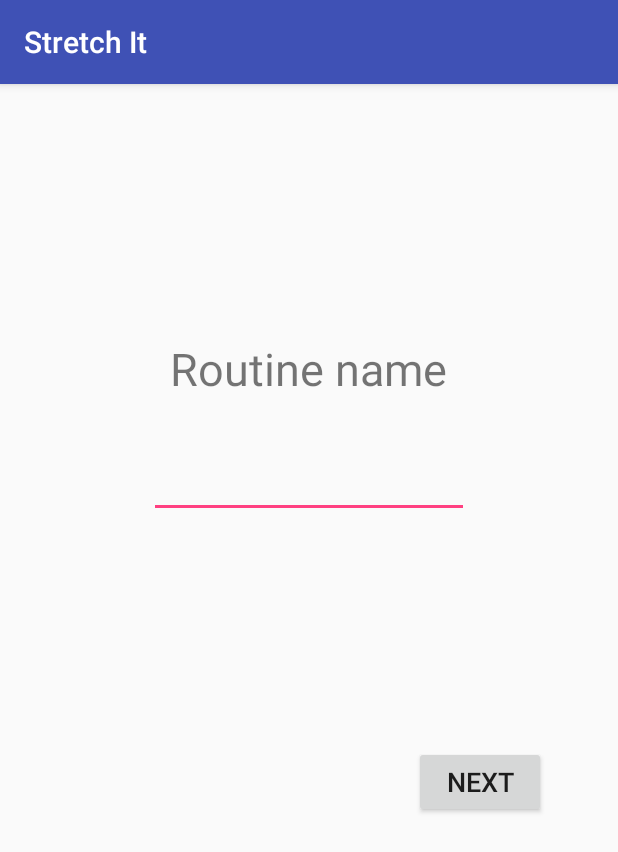
After one commit to kevinxchan/StretchIt, an Android app: the RoutineNameActivity screen opened directly, with no data from a screen before it, on a phone screen of 412 x 824 dp. The commit adds this screen. Shown: the top 852 px of the screen. Run offline under Robolectric (Android 15) with nearby library versions, the phone set to English and light mode, and no system bars; 1 statement that could not run was skipped.

Commit message:
refactoring ui

```diff
--- a/app/src/main/AndroidManifest.xml
+++ b/app/src/main/AndroidManifest.xml
@@ -26,7 +26,9 @@
         </activity>
         <activity android:name=".RoutinesActivity">
         </activity>
-        <activity android:name=".AddExercisesActivity">
+        <activity
+                android:name=".AddExercisesActivity"
+                android:windowSoftInputMode="adjustPan">
         </activity>
         <activity android:name=".CountdownActivity">
         </activity>
@@ -34,6 +36,8 @@
         </activity>
         <activity android:name=".ExerciseActivity">
         </activity>
+        <activity android:name=".RoutineNameActivity">
+        </activity>
     </application>
 
 </manifest>
--- /dev/null
+++ b/app/src/main/java/me/kevinxchan/kevinxchan/stretchit/RoutineNameActivity.java
@@ -0,0 +1,37 @@
+package me.kevinxchan.kevinxchan.stretchit;
+
+import android.content.Intent;
+import android.os.Bundle;
+import android.support.v7.app.AppCompatActivity;
+import android.text.TextUtils;
+import android.view.View;
+import android.widget.Button;
+import android.widget.EditText;
+
+public class RoutineNameActivity extends AppCompatActivity {
+    EditText routineNameEditText = (EditText) findViewById(R.id.routineNameEditText);
+
+    @Override
+    protected void onCreate(Bundle savedInstanceState) {
+        super.onCreate(savedInstanceState);
+        setContentView(R.layout.activity_routine_name);
+        Button nextBtn = (Button) findViewById(R.id.nextBtn);
+
+        nextBtn.setOnClickListener(new View.OnClickListener() {
+            @Override
+            public void onClick(View view) {
+                if (hasBeenFilled(routineNameEditText)) {
+                    Intent doneIntent = new Intent(getApplicationContext(), AddExercisesActivity.class);
+                    startActivity(doneIntent);
+                } else {
+                    routineNameEditText.setError("Routine name is required!");
+                }
+            }
+        });
+
+    }
+
+    private boolean hasBeenFilled(EditText editText) {
+        return !(TextUtils.isEmpty(editText.getText().toString()));
+    }
+}
--- a/app/src/main/java/me/kevinxchan/kevinxchan/stretchit/adapters/ExerciseAdapter.java
+++ b/app/src/main/java/me/kevinxchan/kevinxchan/stretchit/adapters/ExerciseAdapter.java
@@ -26,8 +26,7 @@ public class ExerciseAdapter extends RecyclerView.Adapter<ExerciseAdapter.ViewHo
 
     @Override
     public void onBindViewHolder(ExerciseAdapter.ViewHolder viewHolder, int i) {
-//        viewHolder.exerciseName.setText(exercises.get(i));
-        // TODO: continue
+        viewHolder.exerciseName.setText(exercises.get(i).getName());
     }
 
     @Override
--- /dev/null
+++ b/app/src/main/res/layout/activity_routine_name.xml
@@ -0,0 +1,40 @@
+<?xml version="1.0" encoding="utf-8"?>
+<android.support.constraint.ConstraintLayout
+        xmlns:android="http://schemas.android.com/apk/res/android"
+        xmlns:tools="http://schemas.android.com/tools"
+        xmlns:app="http://schemas.android.com/apk/res-auto"
+        android:layout_width="match_parent"
+        android:layout_height="match_parent"
+        tools:context="me.kevinxchan.kevinxchan.stretchit.RoutineNameActivity">
+
+    <RelativeLayout
+            android:layout_width="344dp"
+            android:layout_height="495dp"
+            app:layout_constraintStart_toStartOf="parent" android:layout_marginStart="8dp"
+            app:layout_constraintBottom_toBottomOf="parent" android:layout_marginBottom="8dp"
+            app:layout_constraintTop_toTopOf="parent" android:layout_marginTop="8dp"
+            app:layout_constraintVertical_bias="0.0" android:layout_marginEnd="8dp"
+            app:layout_constraintEnd_toEndOf="parent" android:id="@+id/relativeLayout">
+
+        <TextView
+                android:text="@string/routineName"
+                android:layout_width="wrap_content"
+                android:layout_height="wrap_content"
+                android:id="@+id/routineNameTextView"
+                android:layout_marginTop="161dp"
+                android:textSize="30sp" android:layout_alignParentTop="true" android:layout_centerHorizontal="true"/>
+        <EditText
+                android:layout_width="wrap_content"
+                android:layout_height="wrap_content"
+                android:inputType="text|textShortMessage"
+                android:ems="10"
+                android:layout_marginTop="34dp" android:id="@+id/routineNameEditText"
+                android:layout_below="@+id/routineNameTextView" android:layout_centerHorizontal="true"/>
+        <Button
+                android:text="@string/next"
+                android:layout_width="wrap_content"
+                android:layout_height="wrap_content" android:layout_alignParentBottom="true"
+                android:layout_alignParentEnd="true" android:layout_marginEnd="14dp" android:layout_marginBottom="14dp"
+                android:id="@+id/nextBtn" android:textSize="18sp"/>
+    </RelativeLayout>
+</android.support.constraint.ConstraintLayout>
--- a/app/src/main/res/values/strings.xml
+++ b/app/src/main/res/values/strings.xml
@@ -11,4 +11,5 @@
     <string name="rest">Rest</string>
     <string name="Exercise">Exercise</string>
     <string name="statistics">View statistics</string>
+    <string name="next">Next</string>
 </resources>
```
Also changed, not shown: app/src/main/java/me/kevinxchan/kevinxchan/stretchit/AddExercisesActivity.java (+24 -34 lines), app/src/main/java/me/kevinxchan/kevinxchan/stretchit/model/Category.java (added, +18 -0 lines), app/src/main/java/me/kevinxchan/kevinxchan/stretchit/model/Exercise.java (+33 -2 lines), app/src/main/res/layout/activity_add_exercises.xml (+37 -52 lines).
